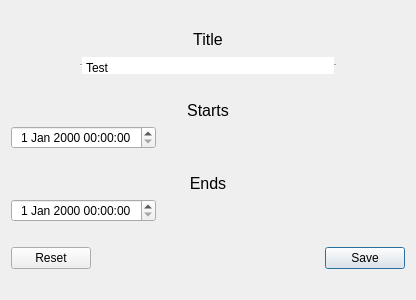
This is AddEventPopup0.ui in IsaacLance/422group7 as Qt 5 draws it before an edit. The edited form follows.
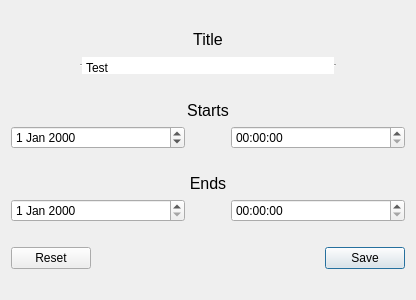
This is the edited form.

Commit message: Changed ui to split date/time inputs

Diff of the .ui file:
```diff
--- a/AddEventPopup0.ui
+++ b/AddEventPopup0.ui
@@ -125,17 +125,34 @@
       </widget>
      </item>
      <item>
-      <widget class="QDateTimeEdit" name="dateTimeEdit">
-       <property name="sizePolicy">
-        <sizepolicy hsizetype="Fixed" vsizetype="Fixed">
-         <horstretch>0</horstretch>
-         <verstretch>0</verstretch>
-        </sizepolicy>
-       </property>
-       <property name="alignment">
-        <set>Qt::AlignCenter</set>
-       </property>
-      </widget>
+      <layout class="QHBoxLayout" name="horizontalLayout_3">
+       <item>
+        <widget class="QDateEdit" name="dateEdit">
+         <property name="currentSection">
+          <enum>QDateTimeEdit::YearSection</enum>
+         </property>
+        </widget>
+       </item>
+       <item>
+        <spacer name="horizontalSpacer_4">
+         <property name="orientation">
+          <enum>Qt::Horizontal</enum>
+         </property>
+         <property name="sizeType">
+          <enum>QSizePolicy::Minimum</enum>
+         </property>
+         <property name="sizeHint" stdset="0">
+          <size>
+           <width>40</width>
+           <height>20</height>
+          </size>
+         </property>
+        </spacer>
+       </item>
+       <item>
+        <widget class="QTimeEdit" name="timeEdit"/>
+       </item>
+      </layout>
      </item>
     </layout>
    </item>
@@ -163,17 +180,34 @@
       </widget>
      </item>
      <item>
-      <widget class="QDateTimeEdit" name="dateTimeEdit_2">
-       <property name="sizePolicy">
-        <sizepolicy hsizetype="Fixed" vsizetype="Fixed">
-         <horstretch>0</horstretch>
-         <verstretch>0</verstretch>
-        </sizepolicy>
-       </property>
-       <property name="alignment">
-        <set>Qt::AlignCenter</set>
-       </property>
-      </widget>
+      <layout class="QHBoxLayout" name="horizontalLayout_4">
+       <item>
+        <widget class="QDateEdit" name="dateEdit_2">
+         <property name="currentSection">
+          <enum>QDateTimeEdit::DaySection</enum>
+         </property>
+        </widget>
+       </item>
+       <item>
+        <spacer name="horizontalSpacer_5">
+         <property name="orientation">
+          <enum>Qt::Horizontal</enum>
+         </property>
+         <property name="sizeType">
+          <enum>QSizePolicy::Minimum</enum>
+         </property>
+         <property name="sizeHint" stdset="0">
+          <size>
+           <width>40</width>
+           <height>20</height>
+          </size>
+         </property>
+        </spacer>
+       </item>
+       <item>
+        <widget class="QTimeEdit" name="timeEdit_2"/>
+       </item>
+      </layout>
      </item>
     </layout>
    </item>
```
